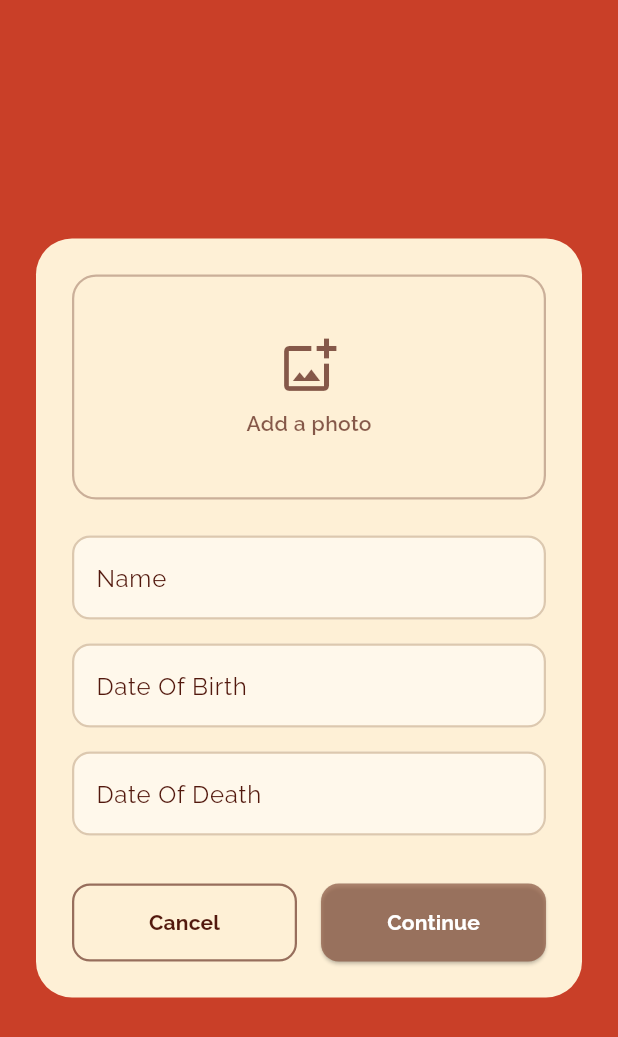
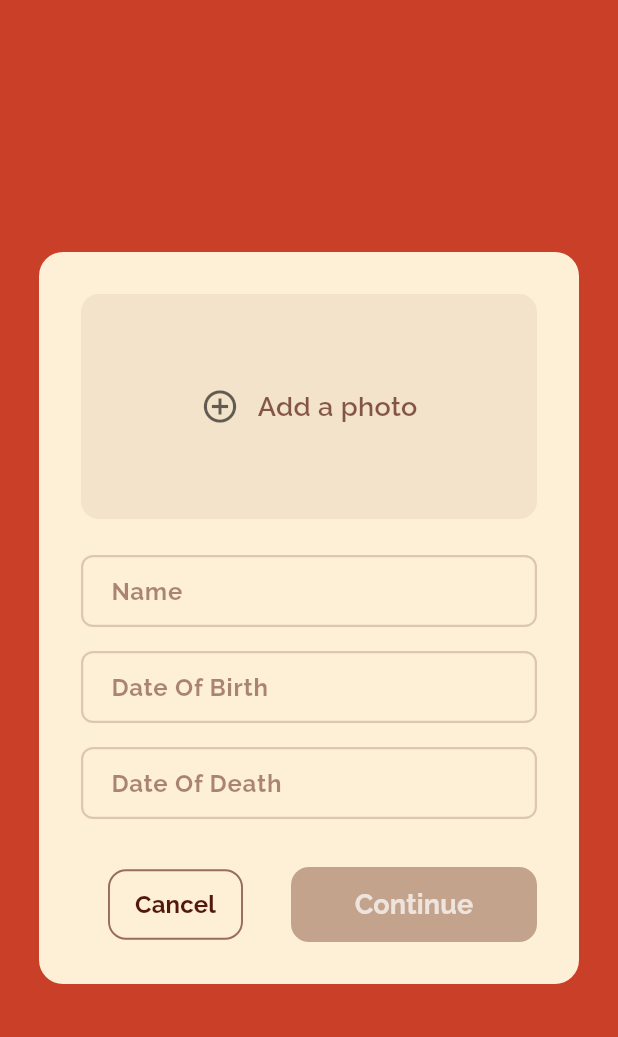
Before and after one commit to Rasheduzzaman-Rochi/cardinal_quotes_app, a Flutter app: the AddMemorialCardScreen screen opened directly, on a phone screen of 412 x 824 dp. Shown: the top 1037 px of the screen. Run offline on Flutter 3.47's test engine with Material 3 defaults, Android fonts, the phone set to English and light mode, and no system bars; our stand-ins replace flutter_svg, google_fonts.

Commit message:
updated memorial card

```diff
--- a/lib/src/features/memorial_cards/screens/add_memorial_card_screen.dart
+++ b/lib/src/features/memorial_cards/screens/add_memorial_card_screen.dart
@@ -1,8 +1,46 @@
 import 'package:flutter/material.dart';
 import '../../../constants/app_theme.dart';
 
-class AddMemorialCardScreen extends StatelessWidget {
+class AddMemorialCardScreen extends StatefulWidget {
   const AddMemorialCardScreen({super.key});
+
+  @override
+  State<AddMemorialCardScreen> createState() => _AddMemorialCardScreenState();
+}
+
+class _AddMemorialCardScreenState extends State<AddMemorialCardScreen> {
+  final _nameController = TextEditingController();
+  final _dobController = TextEditingController();
+  final _dodController = TextEditingController();
+
+  bool _isContinueEnabled = false;
+
+  @override
+  void initState() {
+    super.initState();
+    _nameController.addListener(_validateFields);
+    _dobController.addListener(_validateFields);
+    _dodController.addListener(_validateFields);
+  }
+
+  @override
+  void dispose() {
+    _nameController.dispose();
+    _dobController.dispose();
+    _dodController.dispose();
+    super.dispose();
+  }
+
+  void _validateFields() {
+    final isEnabled = _nameController.text.isNotEmpty &&
+        _dobController.text.isNotEmpty &&
+        _dodController.text.isNotEmpty;
+    if (_isContinueEnabled != isEnabled) {
+      setState(() {
+        _isContinueEnabled = isEnabled;
+      });
+    }
+  }
 
   @override
   Widget build(BuildContext context) {
@@ -12,23 +50,32 @@ class AddMemorialCardScreen extends StatelessWidget {
       backgroundColor: colorScheme.primary,
       body: Center(
         child: SingleChildScrollView(
-          padding: const EdgeInsets.all(24.0),
+          padding: const EdgeInsets.all(26.0),
           child: Container(
-            padding: const EdgeInsets.all(24.0),
+            padding: const EdgeInsets.all(28.0),
             decoration: BoxDecoration(
               color: colorScheme.background,
-              borderRadius: BorderRadius.circular(24),
+              borderRadius: BorderRadius.circular(16),
             ),
             child: Column(
               mainAxisSize: MainAxisSize.min,
               children: [
                 _buildPhotoPlaceholder(context),
                 const SizedBox(height: 24),
-                _buildTextField(hintText: 'Name'),
+                _buildTextField(
+                  hintText: 'Name',
+                  controller: _nameController,
+                ),
                 const SizedBox(height: 16),
-                _buildTextField(hintText: 'Date Of Birth'),
+                _buildTextField(
+                  hintText: 'Date Of Birth',
+                  controller: _dobController,
+                ),
                 const SizedBox(height: 16),
-                _buildTextField(hintText: 'Date Of Death'),
+                _buildTextField(
+                  hintText: 'Date Of Death',
+                  controller: _dodController,
+                ),
                 const SizedBox(height: 32),
                 _buildActionButtons(context),
               ],
@@ -39,7 +86,6 @@ class AddMemorialCardScreen extends StatelessWidget {
     );
   }
 
-  // Widget for the "Add a photo" section
   Widget _buildPhotoPlaceholder(BuildContext context) {
     final colorScheme = Theme.of(context).colorScheme;
     return InkWell(
@@ -50,27 +96,24 @@ class AddMemorialCardScreen extends StatelessWidget {
         height: 150,
         width: double.infinity,
         decoration: BoxDecoration(
-          color: colorScheme.background.withOpacity(0.5),
-          borderRadius: BorderRadius.circular(16),
-          border: Border.all(
-            color: AppTheme.unselectedBorder.withOpacity(0.5),
-            width: 1.5,
+          color: AppTheme.unselectedBorder.withOpacity(0.1),
+          borderRadius: BorderRadius.circular(12),
         ),
-        ),
-        child: Column(
+        child: Row(
           mainAxisAlignment: MainAxisAlignment.center,
           children: [
             Icon(
-              Icons.add_photo_alternate_outlined,
-              color: colorScheme.onSurface.withOpacity(0.7),
-              size: 40,
+              Icons.add_circle_outline,
+              color: Colors.black.withOpacity(0.6),
+              size: 26,
             ),
-            const SizedBox(height: 8),
+            const SizedBox(width: 12),
             Text(
               'Add a photo',
               style: TextStyle(
                 color: colorScheme.onSurface.withOpacity(0.7),
                 fontWeight: FontWeight.w600,
+                fontSize: 18,
               ),
             ),
           ],
@@ -79,63 +122,118 @@ class AddMemorialCardScreen extends StatelessWidget {
     );
   }
 
-  // A simple text field widget for this screen
-  Widget _buildTextField({required String hintText}) {
+  Widget _buildTextField({
+    required String hintText,
+    required TextEditingController controller,
+  }) {
     return TextFormField(
+      controller: controller,
       decoration: InputDecoration(
         hintText: hintText,
-        filled: true,
-        fillColor: Colors.white.withOpacity(0.5),
+        contentPadding: const EdgeInsets.symmetric(
+          vertical: 12,
+          horizontal: 16,
+        ),
+        hintStyle: TextStyle(
+          fontWeight: FontWeight.bold,
+          color: AppTheme.buttonBrownDark.withOpacity(0.5),
+        ),
         border: OutlineInputBorder(
-          borderRadius: BorderRadius.circular(12),
-          borderSide: const BorderSide(color: AppTheme.textFieldBorder, width: 1.5),
+          borderRadius: BorderRadius.circular(8),
+          borderSide: const BorderSide(
+            color: AppTheme.textFieldBorder,
+            width: 1.5,
+          ),
         ),
         enabledBorder: OutlineInputBorder(
-          borderRadius: BorderRadius.circular(12),
-          borderSide: const BorderSide(color: AppTheme.textFieldBorder, width: 1.5),
+          borderRadius: BorderRadius.circular(8),
+          borderSide: const BorderSide(
+            color: AppTheme.textFieldBorder,
+            width: 1.5,
+          ),
         ),
       ),
     );
   }
 
-  // Widget for the "Cancel" and "Continue" buttons
   Widget _buildActionButtons(BuildContext context) {
     final colorScheme = Theme.of(context).colorScheme;
     return Row(
       children: [
-        Expanded(
+        Padding(
+          padding: const EdgeInsets.only(left: 18.0),
+          child: SizedBox(
+            width: 90,
             child: OutlinedButton(
-            onPressed: () => Navigator.of(context).pop(), // Goes back to the previous screen
+              onPressed: () => Navigator.of(context).pop(),
               style: OutlinedButton.styleFrom(
-              padding: const EdgeInsets.symmetric(vertical: 16),
-              side: const BorderSide(color: AppTheme.unselectedBorder, width: 1.5),
-              shape: RoundedRectangleBorder(borderRadius: BorderRadius.circular(12)),
+                padding: const EdgeInsets.symmetric(vertical: 12),
+                side: const BorderSide(
+                  color: AppTheme.unselectedBorder,
+                  width: 1.3,
+                ),
+                shape: RoundedRectangleBorder(
+                  borderRadius: BorderRadius.circular(12),
+                ),
               ),
               child: Text(
                 'Cancel',
                 style: TextStyle(
                   fontWeight: FontWeight.bold,
                   color: colorScheme.onSurface,
+                  fontSize: 16,
                 ),
               ),
             ),
           ),
-        const SizedBox(width: 16),
+        ),
+        const SizedBox(width: 32),
         Expanded(
           child: ElevatedButton(
-            onPressed: () {
-              // TODO: Implement continue logic
+            onPressed: _isContinueEnabled
+                ? () {
+
+            }
+                : null,
+            style: ButtonStyle(
+              padding: MaterialStateProperty.all(
+                const EdgeInsets.symmetric(vertical: 12),
+              ),
+              shape: MaterialStateProperty.all(
+                RoundedRectangleBorder(
+                  borderRadius: BorderRadius.circular(12),
+                ),
+              ),
+              backgroundColor: MaterialStateProperty.resolveWith<Color>(
+                    (Set<MaterialState> states) {
+                  if (states.contains(MaterialState.disabled)) {
+                    return AppTheme.buttonBrown.withOpacity(0.5);
+                  }
+                  return AppTheme.buttonBrownDark;
                 },
-            style: ElevatedButton.styleFrom(
-              padding: const EdgeInsets.symmetric(vertical: 16),
-              backgroundColor: AppTheme.buttonBrown.withOpacity(0.7),
-              shape: RoundedRectangleBorder(borderRadius: BorderRadius.circular(12)),
+              ),
+              foregroundColor: MaterialStateProperty.resolveWith<Color>(
+                    (Set<MaterialState> states) {
+                  if (states.contains(MaterialState.disabled)) {
+                    return Colors.white.withOpacity(0.7);
+                  }
+                  return Colors.white;
+                },
+              ),
+              elevation: MaterialStateProperty.resolveWith<double>(
+                    (Set<MaterialState> states) {
+                  if (states.contains(MaterialState.disabled)) {
+                    return 0;
+                  }
+                  return 2;
+                },
+              ),
             ),
             child: const Text(
               'Continue',
               style: TextStyle(
                 fontWeight: FontWeight.bold,
-                color: Colors.white,
+                fontSize: 18,
               ),
             ),
           ),
```
Lines whose indentation alone changed are shown as unchanged.
